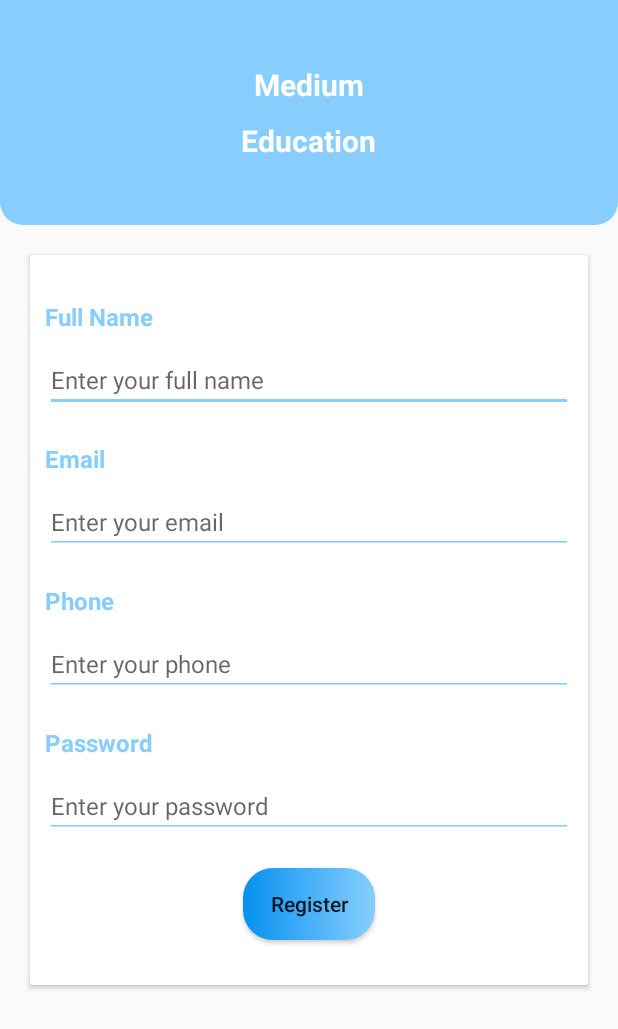
After one commit to enamul95/AndroidLearning, an Android app: the Registration screen opened directly, with no data from a screen before it, on a phone screen of 412 x 824 dp. The commit adds this screen. Shown: the top 1029 px of the screen. Run offline under Robolectric (Android 15) with nearby library versions, the phone set to English and light mode, and no system bars.

Commit message:
design registration page

```diff
--- a/app/src/main/AndroidManifest.xml
+++ b/app/src/main/AndroidManifest.xml
@@ -9,7 +9,14 @@
         android:roundIcon="@mipmap/ic_launcher_round"
         android:supportsRtl="true"
         android:theme="@style/AppTheme">
-        <activity android:name=".Welcome"></activity>
+
+        <activity android:name=".TestClass"/>
+
+        <activity
+            android:name=".Registration"
+            android:theme="@style/AppTheme.NoActionBar"/>
+
+        <activity android:name=".Welcome" />
         <activity
             android:name=".MainActivity"
             android:theme="@style/AppTheme.NoActionBar">
--- a/app/src/main/java/era/com/app/MainActivity.java
+++ b/app/src/main/java/era/com/app/MainActivity.java
@@ -10,6 +10,7 @@ import android.view.View;
 import android.view.WindowManager;
 import android.widget.Button;
 import android.widget.EditText;
+import android.widget.TextView;
 import android.widget.Toast;
 
 
@@ -18,6 +19,7 @@ public class MainActivity extends AppCompatActivity {
     EditText etUsrName;
     EditText etPassword;
     Button btnLogin;
+    TextView lb_register;
 
 
     @Override
@@ -29,6 +31,9 @@ public class MainActivity extends AppCompatActivity {
         etUsrName = findViewById(R.id.etUsrName);
         etPassword = findViewById(R.id.etPassword);
         btnLogin = findViewById(R.id.btnLogin);
+        lb_register = findViewById(R.id.lb_register);
+
+
 
         btnLogin.setOnClickListener(new View.OnClickListener() {
             @Override
@@ -58,5 +63,13 @@ public class MainActivity extends AppCompatActivity {
             }
         });
 
+        lb_register.setOnClickListener(new View.OnClickListener() {
+            @Override
+            public void onClick(View view) {
+                Intent intent = new Intent(MainActivity.this,Registration.class);
+                startActivity(intent);
+            }
+        });
+
     }
 }
--- /dev/null
+++ b/app/src/main/java/era/com/app/Registration.java
@@ -0,0 +1,16 @@
+package era.com.app;
+
+import androidx.appcompat.app.AppCompatActivity;
+
+import android.os.Bundle;
+import android.view.WindowManager;
+
+public class Registration extends AppCompatActivity {
+
+    @Override
+    protected void onCreate(Bundle savedInstanceState) {
+        super.onCreate(savedInstanceState);
+        setContentView(R.layout.activity_registration);
+        getWindow().setFlags(WindowManager.LayoutParams.FLAG_FULLSCREEN, WindowManager.LayoutParams.FLAG_FULLSCREEN);
+    }
+}
--- /dev/null
+++ b/app/src/main/java/era/com/app/TestClass.java
@@ -0,0 +1,15 @@
+package era.com.app;
+
+import android.os.Bundle;
+
+import androidx.annotation.Nullable;
+import androidx.appcompat.app.AppCompatActivity;
+
+public class TestClass extends AppCompatActivity {
+
+    @Override
+    protected void onCreate(@Nullable Bundle savedInstanceState) {
+        super.onCreate(savedInstanceState);
+        setContentView(R.layout.acttivity_test);
+    }
+}
--- a/app/src/main/res/layout/activity_main.xml
+++ b/app/src/main/res/layout/activity_main.xml
@@ -102,6 +102,26 @@
 
 </androidx.cardview.widget.CardView>
 
+    <LinearLayout
+        android:layout_width="match_parent"
+        android:layout_height="wrap_content"
+        android:layout_marginTop="@dimen/margin_20"
+        android:weightSum="2">
+
+        <TextView
+            android:layout_width="match_parent"
+            android:layout_height="wrap_content"
+            android:layout_weight="1"
+            android:text="@string/not_yet_register"/>
+
+        <TextView
+            android:id="@+id/lb_register"
+            android:layout_width="match_parent"
+            android:layout_height="wrap_content"
+            android:layout_weight="1"
+            android:text="@string/regiter_here"/>
+    </LinearLayout>
+
 
 
 
--- /dev/null
+++ b/app/src/main/res/layout/activity_registration.xml
@@ -0,0 +1,171 @@
+<?xml version="1.0" encoding="utf-8"?>
+<LinearLayout
+    xmlns:android="http://schemas.android.com/apk/res/android"
+    xmlns:tools="http://schemas.android.com/tools"
+    xmlns:app="http://schemas.android.com/apk/res-auto"
+    android:layout_width="match_parent"
+    android:layout_height="match_parent"
+    android:orientation="vertical"
+    tools:context=".MainActivity">
+
+
+    <LinearLayout
+        android:layout_width="match_parent"
+        android:layout_height="150dp"
+        android:orientation="vertical"
+        android:gravity="center"
+        android:background="@drawable/header_backgroud_cornar_radius">
+
+        <TextView
+            android:layout_width="wrap_content"
+            android:layout_height="wrap_content"
+            android:text="@string/lb_medum"
+            android:textColor="@color/white"
+            android:textStyle="bold"
+            android:textSize="@dimen/text_size_header"/>
+        <TextView
+            android:layout_width="wrap_content"
+            android:layout_height="wrap_content"
+            android:text="@string/lb_eduction"
+            android:textColor="@color/white"
+            android:textStyle="bold"
+            android:layout_marginTop="@dimen/margin_10"
+            android:textSize="@dimen/text_size_header"/>
+
+    </LinearLayout>
+
+    <ScrollView
+        android:layout_width="match_parent"
+        android:layout_height="match_parent">
+
+    <androidx.cardview.widget.CardView
+        android:layout_width="match_parent"
+        android:layout_height="wrap_content"
+        android:orientation="vertical"
+        android:layout_margin="@dimen/margin_20"
+        android:background="@color/white">
+
+        <LinearLayout
+            android:layout_width="match_parent"
+            android:layout_height="wrap_content"
+            android:orientation="vertical"
+            android:layout_margin="@dimen/margin_10">
+
+            <LinearLayout
+                android:layout_width="match_parent"
+                android:layout_height="wrap_content"
+                android:layout_marginTop="@dimen/margin_20"
+                android:orientation="vertical">
+
+                <TextView
+                    android:layout_width="wrap_content"
+                    android:layout_height="wrap_content"
+                    android:text="@string/lb_name"
+                    android:textSize="@dimen/text_size"
+                    android:textColor="@color/header_backgroud"
+                    android:textStyle="bold"/>
+
+                <EditText
+                    android:id="@+id/etName"
+                    android:layout_width="match_parent"
+                    android:layout_height="wrap_content"
+                    android:hint="Enter your full name "
+                    android:theme="@style/EditText.GREEN"
+                    android:textSize="@dimen/text_size"
+                    android:layout_marginTop="@dimen/margin_10"/>
+
+            </LinearLayout>
+
+            <LinearLayout
+                android:layout_width="match_parent"
+                android:layout_height="wrap_content"
+                android:layout_marginTop="@dimen/margin_20"
+                android:orientation="vertical">
+
+                <TextView
+                    android:layout_width="wrap_content"
+                    android:layout_height="wrap_content"
+                    android:text="@string/lb_email"
+                    android:textSize="@dimen/text_size"
+                    android:textColor="@color/header_backgroud"
+                    android:textStyle="bold"/>
+
+                <EditText
+                    android:id="@+id/etEmail"
+                    android:layout_width="match_parent"
+                    android:layout_height="wrap_content"
+                    android:hint="Enter your email"
+                    android:inputType="textEmailAddress"
+                    android:theme="@style/EditText.GREEN"
+                    android:textSize="@dimen/text_size"
+                    android:layout_marginTop="@dimen/margin_10"/>
+
+            </LinearLayout>
+            <LinearLayout
+                android:layout_width="match_parent"
+                android:layout_height="wrap_content"
+                android:layout_marginTop="@dimen/margin_20"
+                android:orientation="vertical">
+
+                <TextView
+                    android:layout_width="wrap_content"
+                    android:layout_height="wrap_content"
+                    android:text="@string/lb_pone"
+                    android:textSize="@dimen/text_size"
+                    android:textColor="@color/header_backgroud"
+                    android:textStyle="bold"/>
+
+                <EditText
+                    android:id="@+id/etPhone"
+                    android:layout_width="match_parent"
+                    android:layout_height="wrap_content"
+                    android:hint="Enter your phone"
+                    android:inputType="textEmailAddress"
+                    android:theme="@style/EditText.GREEN"
+                    android:textSize="@dimen/text_size"
+                    android:layout_marginTop="@dimen/margin_10"/>
+
+            </LinearLayout>
+
+            <LinearLayout
+                android:layout_width="match_parent"
+                android:layout_height="wrap_content"
+                android:orientation="vertical">
+                <TextView
+                    android:layout_width="wrap_content"
+                    android:layout_height="wrap_content"
+                    android:text="@string/lb_password"
+                    android:textSize="@dimen/text_size"
+                    android:textColor="@color/header_backgroud"
+                    android:textStyle="bold"
+                    android:layout_marginTop="@dimen/margin_20"/>
+
+                <EditText
+                    android:id="@+id/etPassword"
+                    android:layout_width="match_parent"
+                    android:layout_height="wrap_content"
+                    android:hint="Enter your password"
+                    android:theme="@style/EditText.GREEN"
+                    android:textSize="@dimen/text_size"
+                    android:inputType="textPassword"
+                    android:layout_marginTop="@dimen/margin_10"/>
+            </LinearLayout>
+
+
+            <Button
+                android:id="@+id/btnLogin"
+                android:layout_width="wrap_content"
+                android:layout_height="wrap_content"
+                android:layout_gravity="center"
+                android:text="@string/btn_registration"
+                android:layout_marginTop="@dimen/margin_20"
+                android:layout_marginBottom="@dimen/margin_20"
+                android:background="@drawable/login_button_background"
+                android:textAllCaps="false"/>
+
+        </LinearLayout>
+
+    </androidx.cardview.widget.CardView>
+    </ScrollView>
+
+</LinearLayout>
--- /dev/null
+++ b/app/src/main/res/layout/acttivity_test.xml
@@ -0,0 +1,6 @@
+<?xml version="1.0" encoding="utf-8"?>
+<LinearLayout xmlns:android="http://schemas.android.com/apk/res/android"
+    android:layout_width="match_parent"
+    android:layout_height="match_parent">
+
+</LinearLayout>
--- a/app/src/main/res/values/strings.xml
+++ b/app/src/main/res/values/strings.xml
@@ -5,4 +5,10 @@
     <string name="lb_user_name">User Name</string>
     <string name="lb_password">Password</string>
     <string name="btn_login">Login</string>
+    <string name="not_yet_register">Not yet registered?</string>
+    <string name="regiter_here">Register Here</string>
+    <string name="lb_name">Full Name</string>
+    <string name="lb_email">Email</string>
+    <string name="lb_pone">Phone</string>
+    <string name="btn_registration">Register</string>
 </resources>
```
